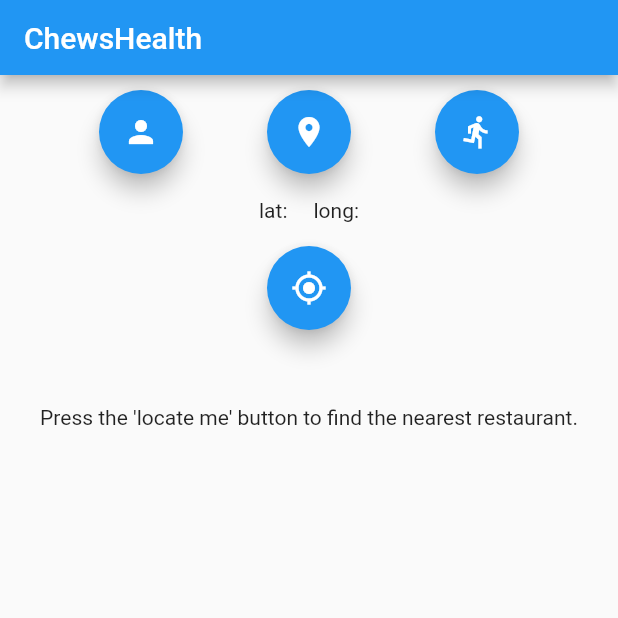
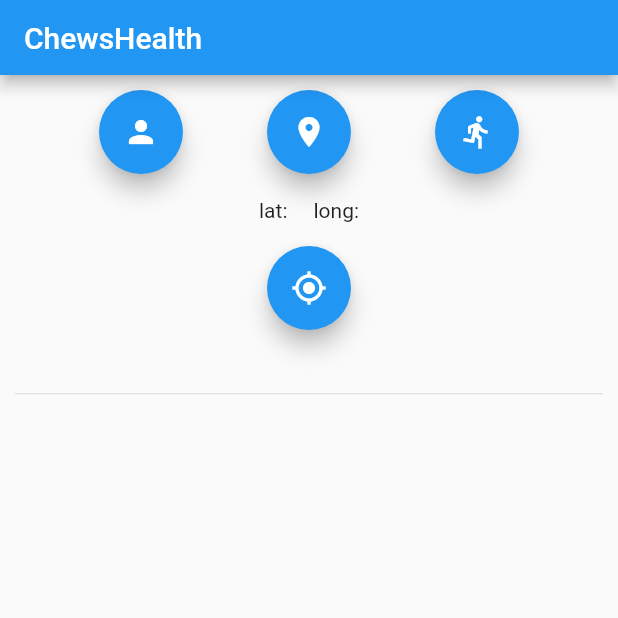
Before and after one commit to amourady/chews_health, a Flutter app: the screen it shows after launch, on a phone screen of 412 x 824 dp, the top half of it. Run offline on Flutter 3.47's test engine with Material 2 defaults, Android fonts, the phone set to English and light mode, and no system bars; our stand-ins replace location.

```diff
--- a/lib/main.dart
+++ b/lib/main.dart
@@ -2,15 +2,15 @@ import 'package:flutter/material.dart';
 import 'package:location/location.dart';
 import 'package:flutter/services.dart';
 import 'dart:math';
-//import 'dart:io';
 import 'dart:convert';
 import 'package:http/http.dart' as http;
-import 'package:cloud_firestore/cloud_firestore.dart';
+import 'menu_list.dart';
 
 // Set your API stuff here:
 final String appID = 'asdf';
 final String appKey = 'asdf';
 
+final testWeight = 160;
 
 // Holds details of a menu item
 class MenuItem {
@@ -30,6 +30,15 @@ class MenuItem {
     carbs = newCar;
     fat = newFat;
   }
+}
+
+double hrsRunningToBurn(var calories, var lbWeight) {
+  var runMET = 7.5; //Metabolic Equivalent of Task Value from National Cancer Institute (cancer.gov)
+  return (calories/((lbWeight/2.2) * runMET));
+}
+
+double minRunningToBurn(var calories, var lbWeight) {
+    return hrsRunningToBurn(calories, lbWeight) * 60;
 }
 
 // Gets distance (in miles) between 2 pairs of lat,long coordinates
@@ -178,13 +187,20 @@ class MyHomePage extends StatefulWidget {
 }
 
 class _MyHomePageState extends State<MyHomePage> {
+
   String _latlong = "lat:     long:     ";
   String _restaurantName = "";
-  String _brandID = "Press the 'locate me' button to find the nearest restaurant.";
-  String _foodInfo = "";
+  bool _gotRestaurant = false;
+  List<MenuItem> _foodList = [];
+
+  void _updateFoodList() {
+    print("Updating food list");
+    //_foodList.removeWhere((item) => item.calories < 450.0);
+    //_foodList.forEach((item) => print(item.name));
+    //return _foodList;
+  }
 
   void _getNearestRestaurant() async {
-    _foodInfo = "";
     // Platform messages may fail, so we use a try/catch PlatformException.
     // Must 'await getPos()' outside of setState() -- setState cannot be async
     var currentLocation = <String, double>{};
@@ -223,20 +239,19 @@ class _MyHomePageState extends State<MyHomePage> {
 
       _restaurantName = nearbyRestaurant['name'];
 
-      _brandID = "brand id: " + nearbyRestaurant['brand_id'];
 
-      List<MenuItem> foodList = [];
+      _foodList = [];
       // Populate list newL with MenuItems
-      nearbyFood.forEach((foodItem) => foodList.add(new MenuItem(nearbyRestaurant['name'], foodItem['fields']['item_name'],
+      nearbyFood.forEach((foodItem) => _foodList.add(new MenuItem(nearbyRestaurant['name'], foodItem['fields']['item_name'],
         foodItem['fields']['nf_calories'], foodItem['fields']['nf_protein'], foodItem['fields']['nf_total_carbohydrate'],
         foodItem['fields']['nf_total_fat'])));
+        _gotRestaurant = true;
+
+
 
       // Sort menu items by calories (ascending)
-      foodList.sort((a, b) => a.calories.compareTo(b.calories));
+      _foodList.sort((a, b) => a.calories.compareTo(b.calories));
 
-      // Output sorted menu items to _foodInfo
-      foodList.forEach((f) => _foodInfo += '${f.name}\n    Cal: ${f.calories}\n        Pro: ${f.protein}\n'
-                                + '        Carbs: ${f.carbs}\n        Fat: ${f.fat}\n');
     });
   }
 
@@ -255,9 +270,13 @@ class _MyHomePageState extends State<MyHomePage> {
           title: Text('ChewsHealth'),
         ),
       ),
+
+
       body: ListView(
         padding: const EdgeInsets.all(10.0),
         children: [
+
+
           Row(
             mainAxisAlignment:MainAxisAlignment.spaceEvenly,
             children: [
@@ -300,11 +319,6 @@ class _MyHomePageState extends State<MyHomePage> {
             ],
           ),
 
-          // Image.asset("images/Header.png",
-          // fit: BoxFit.cover,
-          // ),
-
-
           Text(
             '\n$_latlong\n',
             textAlign:TextAlign.center,
@@ -312,19 +326,11 @@ class _MyHomePageState extends State<MyHomePage> {
 
           FloatingActionButton(
             heroTag: "b4",
-          onPressed: _getNearestRestaurant,
+            onPressed: (_gotRestaurant ? _updateFoodList : _getNearestRestaurant),
             tooltip: 'Locate me',
-            child: Icon(Icons.gps_fixed),
+              child: Icon((_gotRestaurant ? Icons.refresh : Icons.gps_fixed)),
             ),
 
-
-        Container(
-          height: 400.0,
-          padding: const EdgeInsets.all(10.0),
-          child:  Column(
-            mainAxisSize:MainAxisSize.min,
-            mainAxisAlignment: MainAxisAlignment.center,
-            children: <Widget>[
 
           Text(
             '$_restaurantName',
@@ -332,25 +338,14 @@ class _MyHomePageState extends State<MyHomePage> {
             textAlign:TextAlign.center,
           ),
 
-              Text(
-                '$_brandID',
-                textAlign:TextAlign.center,
+          Divider(
+            height: 5.0,
           ),
 
-              new Expanded(
-                flex: 1,
-                child: new SingleChildScrollView(
-                  child: new Text(
-                    '$_foodInfo',
-                      style: new TextStyle (
-                      fontSize: 10.0, color: Colors.blue,
-                    ),
-                  ),
-                ),
-              ),
-
-
-              ],
+          Container(
+            height: 400.0,
+            child: Center(
+              child: MenuList(_foodList),
             ),
           ),
         ],
--- /dev/null
+++ b/lib/menu_list.dart
@@ -0,0 +1,27 @@
+//menu_list.dart
+
+import 'package:flutter/material.dart';
+
+import 'menu_card.dart';
+import 'main.dart';
+
+class MenuList extends StatelessWidget {
+  final List<MenuItem> menuItems;
+  MenuList(this.menuItems);
+
+  @override
+  Widget build(BuildContext context) {
+    return _buildList(context);
+  }
+
+  ListView _buildList(context) {
+    return ListView.builder(
+      itemCount: menuItems.length,
+      itemBuilder: (context, int) {
+        return MenuCard(menuItems[int]);
+      },
+    );
+  }
+
+
+}
```
Also changed, not shown: lib/menu_card.dart (added, +120 -0 lines), 1 other file. Lines whose indentation alone changed are shown as unchanged.
